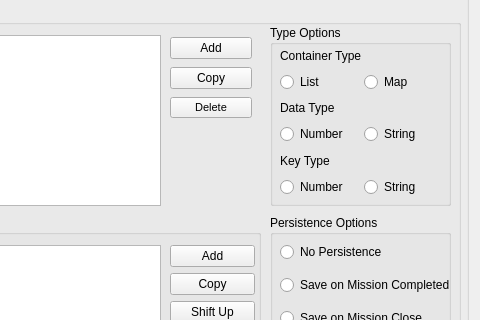
Old version of the form qtfred/ui/VariableDialog.ui in the repository scp-fs2open/fs2open.github.com; both pictures show x 161 to 641 and y 236 to 556 of the 641 by 693 pixel window.
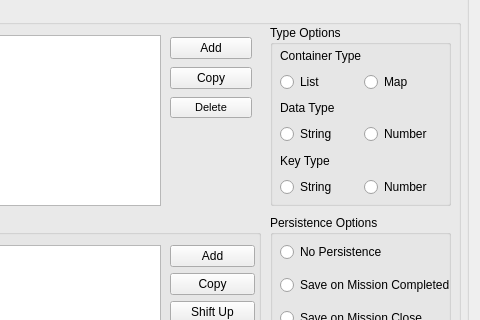
New version of the form.

```diff
--- a/qtfred/ui/VariableDialog.ui
+++ b/qtfred/ui/VariableDialog.ui
@@ -496,13 +496,6 @@
            </item>
            <item>
             <layout class="QHBoxLayout" name="horizontalLayout_2">
-             <item>
-              <widget class="QRadioButton" name="setContainerAsNumberRadio">
-               <property name="text">
-                <string>Number</string>
-               </property>
-              </widget>
-             </item>
              <item>
               <widget class="QRadioButton" name="setContainerAsStringRadio">
                <property name="text">
@@ -510,6 +503,13 @@
                </property>
               </widget>
              </item>
+             <item>
+              <widget class="QRadioButton" name="setContainerAsNumberRadio">
+               <property name="text">
+                <string>Number</string>
+               </property>
+              </widget>
+             </item>
             </layout>
            </item>
            <item>
@@ -521,13 +521,6 @@
            </item>
            <item>
             <layout class="QHBoxLayout" name="horizontalLayout_6">
-             <item>
-              <widget class="QRadioButton" name="setContainerKeyAsNumberRadio">
-               <property name="text">
-                <string>Number</string>
-               </property>
-              </widget>
-             </item>
              <item>
               <widget class="QRadioButton" name="setContainerKeyAsStringRadio">
                <property name="text">
@@ -535,6 +528,13 @@
                </property>
               </widget>
              </item>
+             <item>
+              <widget class="QRadioButton" name="setContainerKeyAsNumberRadio">
+               <property name="text">
+                <string>Number</string>
+               </property>
+              </widget>
+             </item>
             </layout>
            </item>
           </layout>
```
